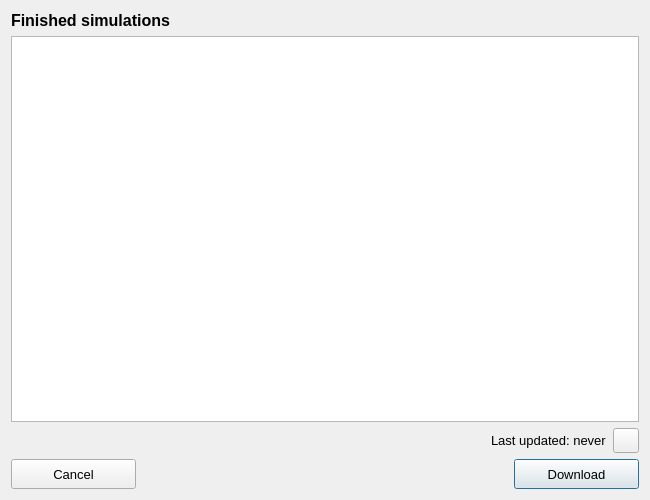
First picture: the form in threedi_models_and_simulations/ui/simulation_results.ui, repository nens/threedi-api-qgis-client, before the edit.
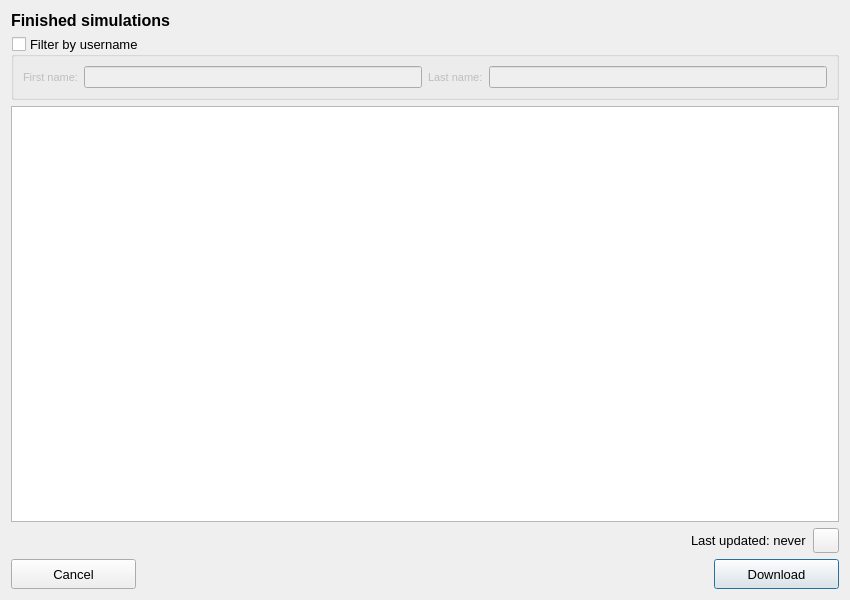
Second picture: the form after the edit. Icons and pictures are not drawn.

Commit message: Added simulation results filtering by the username.

```diff
--- a/threedi_models_and_simulations/ui/simulation_results.ui
+++ b/threedi_models_and_simulations/ui/simulation_results.ui
@@ -9,8 +9,8 @@
    <rect>
     <x>0</x>
     <y>0</y>
-    <width>650</width>
-    <height>500</height>
+    <width>850</width>
+    <height>600</height>
    </rect>
   </property>
   <property name="minimumSize">
@@ -29,95 +29,7 @@
    <string>Results</string>
   </property>
   <layout class="QGridLayout" name="gridLayout">
-   <item row="3" column="0" colspan="5">
-    <layout class="QGridLayout" name="gridLayout_2">
-     <property name="bottomMargin">
-      <number>0</number>
-     </property>
-     <item row="0" column="2">
-      <widget class="QPushButton" name="pb_download">
-       <property name="enabled">
-        <bool>true</bool>
-       </property>
-       <property name="sizePolicy">
-        <sizepolicy hsizetype="Preferred" vsizetype="Fixed">
-         <horstretch>0</horstretch>
-         <verstretch>0</verstretch>
-        </sizepolicy>
-       </property>
-       <property name="minimumSize">
-        <size>
-         <width>125</width>
-         <height>30</height>
-        </size>
-       </property>
-       <property name="maximumSize">
-        <size>
-         <width>16777215</width>
-         <height>16777215</height>
-        </size>
-       </property>
-       <property name="text">
-        <string>Download</string>
-       </property>
-      </widget>
-     </item>
-     <item row="0" column="0">
-      <widget class="QPushButton" name="pb_cancel">
-       <property name="sizePolicy">
-        <sizepolicy hsizetype="Preferred" vsizetype="Fixed">
-         <horstretch>0</horstretch>
-         <verstretch>0</verstretch>
-        </sizepolicy>
-       </property>
-       <property name="minimumSize">
-        <size>
-         <width>125</width>
-         <height>30</height>
-        </size>
-       </property>
-       <property name="maximumSize">
-        <size>
-         <width>16777215</width>
-         <height>16777215</height>
-        </size>
-       </property>
-       <property name="text">
-        <string>Cancel</string>
-       </property>
-      </widget>
-     </item>
-     <item row="0" column="1">
-      <spacer name="horizontalSpacer">
-       <property name="orientation">
-        <enum>Qt::Horizontal</enum>
-       </property>
-       <property name="sizeHint" stdset="0">
-        <size>
-         <width>40</width>
-         <height>20</height>
-        </size>
-       </property>
-      </spacer>
-     </item>
-    </layout>
-   </item>
-   <item row="0" column="0">
-    <widget class="QLabel" name="label">
-     <property name="font">
-      <font>
-       <family>Segoe UI</family>
-       <pointsize>12</pointsize>
-       <weight>75</weight>
-       <bold>true</bold>
-      </font>
-     </property>
-     <property name="text">
-      <string>Finished simulations</string>
-     </property>
-    </widget>
-   </item>
-   <item row="1" column="0" colspan="5">
+   <item row="2" column="0" colspan="5">
     <widget class="QTreeView" name="tv_finished_sim_tree">
      <property name="editTriggers">
       <set>QAbstractItemView::NoEditTriggers</set>
@@ -130,7 +42,7 @@
      </property>
     </widget>
    </item>
-   <item row="2" column="0" colspan="5">
+   <item row="3" column="0" colspan="5">
     <layout class="QHBoxLayout" name="horizontalLayout_2">
      <property name="bottomMargin">
       <number>0</number>
@@ -174,6 +86,155 @@
      </item>
     </layout>
    </item>
+   <item row="0" column="0">
+    <widget class="QLabel" name="label">
+     <property name="font">
+      <font>
+       <family>Segoe UI</family>
+       <pointsize>12</pointsize>
+       <weight>75</weight>
+       <bold>true</bold>
+      </font>
+     </property>
+     <property name="text">
+      <string>Finished simulations</string>
+     </property>
+    </widget>
+   </item>
+   <item row="4" column="0" colspan="5">
+    <layout class="QGridLayout" name="gridLayout_2">
+     <property name="bottomMargin">
+      <number>0</number>
+     </property>
+     <item row="0" column="2">
+      <widget class="QPushButton" name="pb_download">
+       <property name="enabled">
+        <bool>true</bool>
+       </property>
+       <property name="sizePolicy">
+        <sizepolicy hsizetype="Preferred" vsizetype="Fixed">
+         <horstretch>0</horstretch>
+         <verstretch>0</verstretch>
+        </sizepolicy>
+       </property>
+       <property name="minimumSize">
+        <size>
+         <width>125</width>
+         <height>30</height>
+        </size>
+       </property>
+       <property name="maximumSize">
+        <size>
+         <width>16777215</width>
+         <height>16777215</height>
+        </size>
+       </property>
+       <property name="text">
+        <string>Download</string>
+       </property>
+      </widget>
+     </item>
+     <item row="0" column="0">
+      <widget class="QPushButton" name="pb_cancel">
+       <property name="sizePolicy">
+        <sizepolicy hsizetype="Preferred" vsizetype="Fixed">
+         <horstretch>0</horstretch>
+         <verstretch>0</verstretch>
+        </sizepolicy>
+       </property>
+       <property name="minimumSize">
+        <size>
+         <width>125</width>
+         <height>30</height>
+        </size>
+       </property>
+       <property name="maximumSize">
+        <size>
+         <width>16777215</width>
+         <height>16777215</height>
+        </size>
+       </property>
+       <property name="text">
+        <string>Cancel</string>
+       </property>
+      </widget>
+     </item>
+     <item row="0" column="1">
+      <spacer name="horizontalSpacer">
+       <property name="orientation">
+        <enum>Qt::Horizontal</enum>
+       </property>
+       <property name="sizeHint" stdset="0">
+        <size>
+         <width>40</width>
+         <height>20</height>
+        </size>
+       </property>
+      </spacer>
+     </item>
+    </layout>
+   </item>
+   <item row="1" column="0" colspan="5">
+    <widget class="QGroupBox" name="username_filter_grp">
+     <property name="title">
+      <string>Filter by username</string>
+     </property>
+     <property name="checkable">
+      <bool>true</bool>
+     </property>
+     <property name="checked">
+      <bool>false</bool>
+     </property>
+     <layout class="QGridLayout" name="gridLayout_3">
+      <item row="0" column="0">
+       <widget class="QLabel" name="label_2">
+        <property name="font">
+         <font>
+          <family>Segoe UI</family>
+          <pointsize>8</pointsize>
+         </font>
+        </property>
+        <property name="text">
+         <string>First name:</string>
+        </property>
+       </widget>
+      </item>
+      <item row="0" column="1">
+       <widget class="QLineEdit" name="first_name_le">
+        <property name="font">
+         <font>
+          <family>Segoe UI</family>
+          <pointsize>8</pointsize>
+         </font>
+        </property>
+       </widget>
+      </item>
+      <item row="0" column="2">
+       <widget class="QLabel" name="label_3">
+        <property name="font">
+         <font>
+          <family>Segoe UI</family>
+          <pointsize>8</pointsize>
+         </font>
+        </property>
+        <property name="text">
+         <string>Last name:</string>
+        </property>
+       </widget>
+      </item>
+      <item row="0" column="3">
+       <widget class="QLineEdit" name="last_name_le">
+        <property name="font">
+         <font>
+          <family>Segoe UI</family>
+          <pointsize>8</pointsize>
+         </font>
+        </property>
+       </widget>
+      </item>
+     </layout>
+    </widget>
+   </item>
   </layout>
  </widget>
  <tabstops>
```
The commit also changes 5 other files.
